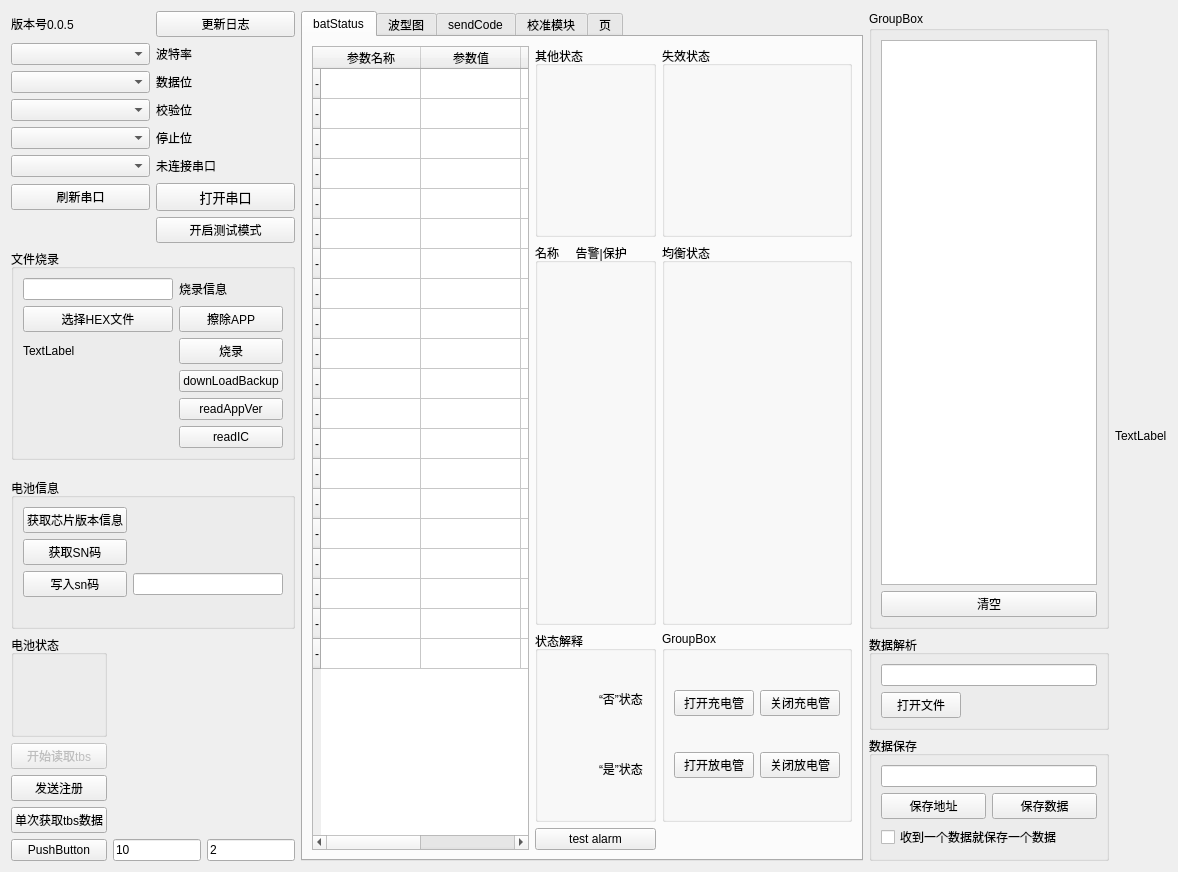
Fboxtt/qt_proj, file qtproj/widget.ui: the form before one commit.
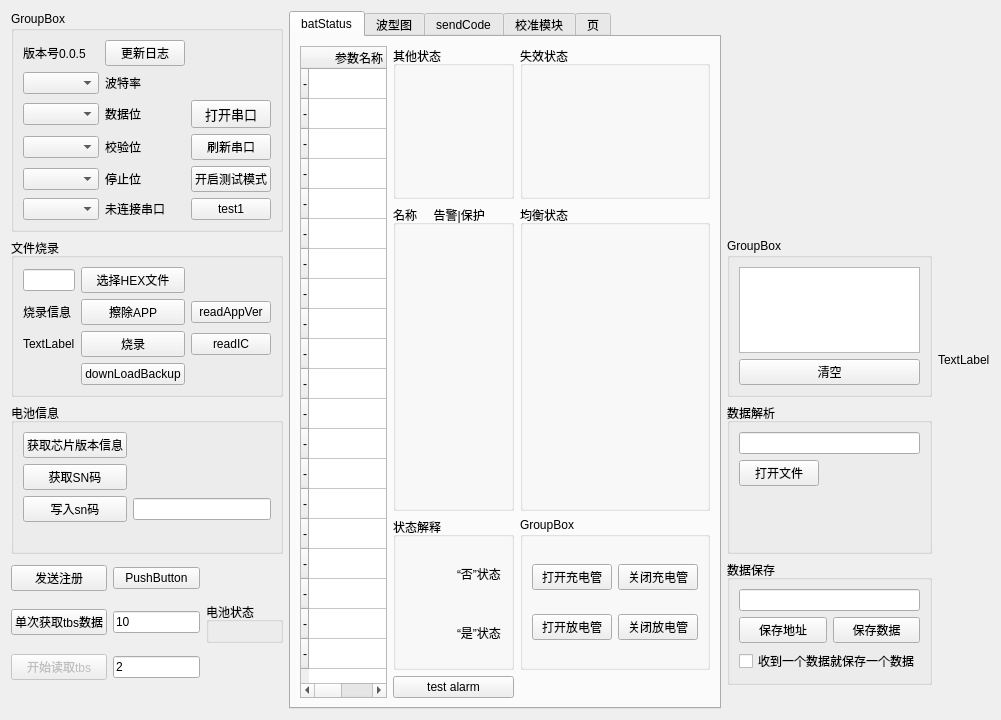
The form after the commit. The open tabs and pages were chosen to show the change.

The edit to the form file:
```diff
--- a/qtproj/widget.ui
+++ b/qtproj/widget.ui
@@ -6,102 +6,22 @@
    <rect>
     <x>0</x>
     <y>0</y>
-    <width>1178</width>
-    <height>787</height>
+    <width>1001</width>
+    <height>654</height>
    </rect>
   </property>
   <property name="windowTitle">
    <string>Widget</string>
   </property>
   <layout class="QGridLayout" name="gridLayout_12">
-   <item row="5" column="0" rowspan="2">
-    <layout class="QGridLayout" name="gridLayout_10">
-     <item row="2" column="0">
-      <widget class="QPushButton" name="sendRegisterBox">
-       <property name="text">
-        <string>发送注册</string>
-       </property>
-      </widget>
-     </item>
-     <item row="0" column="0">
-      <widget class="QGroupBox" name="groupBox_3">
-       <property name="title">
-        <string>电池状态</string>
-       </property>
-       <layout class="QGridLayout" name="gridLayout_13">
-        <item row="0" column="0">
-         <layout class="QGridLayout" name="batGridLayout"/>
-        </item>
-       </layout>
-      </widget>
-     </item>
-     <item row="4" column="1">
-      <widget class="QLineEdit" name="lineEdit_4">
-       <property name="text">
-        <string>10</string>
-       </property>
-      </widget>
-     </item>
-     <item row="4" column="0">
-      <widget class="QPushButton" name="pushButton_15">
-       <property name="text">
-        <string>PushButton</string>
-       </property>
-      </widget>
-     </item>
-     <item row="1" column="0">
-      <widget class="QPushButton" name="pushButton_3">
-       <property name="enabled">
-        <bool>false</bool>
-       </property>
-       <property name="text">
-        <string>开始读取tbs</string>
-       </property>
-      </widget>
-     </item>
-     <item row="3" column="0">
-      <widget class="QPushButton" name="sendTbs">
-       <property name="text">
-        <string>单次获取tbs数据</string>
-       </property>
-      </widget>
-     </item>
-     <item row="4" column="2">
-      <widget class="QLineEdit" name="lineEdit_5">
-       <property name="text">
-        <string>2</string>
-       </property>
-      </widget>
-     </item>
-    </layout>
-   </item>
-   <item row="0" column="2" rowspan="5">
-    <widget class="QGroupBox" name="groupBox_6">
-     <property name="title">
-      <string>GroupBox</string>
-     </property>
-     <layout class="QGridLayout" name="gridLayout_4">
-      <item row="0" column="0">
-       <widget class="QListWidget" name="listWidget"/>
-      </item>
-      <item row="1" column="0">
-       <widget class="QPushButton" name="clearReceiveDataButton_2">
-        <property name="text">
-         <string>清空</string>
-        </property>
-       </widget>
-      </item>
-     </layout>
-    </widget>
-   </item>
-   <item row="0" column="3" rowspan="7">
+   <item row="0" column="3" rowspan="8">
     <widget class="QLabel" name="label_12">
      <property name="text">
       <string>TextLabel</string>
      </property>
     </widget>
    </item>
-   <item row="5" column="2">
+   <item row="2" column="2">
     <widget class="QGroupBox" name="groupBox_4">
      <property name="title">
       <string>数据解析</string>
@@ -133,118 +53,13 @@
      </layout>
     </widget>
    </item>
-   <item row="6" column="2">
-    <widget class="QGroupBox" name="groupBox_5">
-     <property name="title">
-      <string>数据保存</string>
-     </property>
-     <layout class="QGridLayout" name="gridLayout_3">
-      <item row="1" column="0">
-       <widget class="QPushButton" name="pushButton_8">
-        <property name="text">
-         <string>保存地址</string>
-        </property>
-       </widget>
-      </item>
-      <item row="1" column="1">
-       <widget class="QPushButton" name="pushButton_7">
-        <property name="text">
-         <string>保存数据</string>
-        </property>
-       </widget>
-      </item>
-      <item row="0" column="0" colspan="2">
-       <widget class="QLineEdit" name="lineEdit_2"/>
-      </item>
-      <item row="2" column="0" colspan="2">
-       <widget class="QCheckBox" name="checkBox_3">
-        <property name="text">
-         <string>收到一个数据就保存一个数据</string>
-        </property>
-       </widget>
-      </item>
-     </layout>
-    </widget>
-   </item>
-   <item row="1" column="0">
-    <widget class="QGroupBox" name="groupBox_7">
-     <property name="title">
-      <string>文件烧录</string>
-     </property>
-     <layout class="QGridLayout" name="gridLayout_25">
-      <item row="1" column="0">
-       <layout class="QGridLayout" name="gridLayout_6">
-        <item row="1" column="1">
-         <widget class="QPushButton" name="pushButton_12">
-          <property name="text">
-           <string>擦除APP</string>
-          </property>
-         </widget>
-        </item>
-        <item row="2" column="1">
-         <widget class="QPushButton" name="pushButton_4">
-          <property name="text">
-           <string>烧录</string>
-          </property>
-         </widget>
-        </item>
-        <item row="0" column="1">
-         <widget class="QLabel" name="downLoadLabel">
-          <property name="text">
-           <string>烧录信息</string>
-          </property>
-         </widget>
-        </item>
-        <item row="1" column="0">
-         <widget class="QPushButton" name="selectFileButton">
-          <property name="text">
-           <string>选择HEX文件</string>
-          </property>
-         </widget>
-        </item>
-        <item row="4" column="1">
-         <widget class="QPushButton" name="readAPPVer">
-          <property name="text">
-           <string>readAppVer</string>
-          </property>
-         </widget>
-        </item>
-        <item row="5" column="1">
-         <widget class="QPushButton" name="pushButton_11">
-          <property name="text">
-           <string>readIC</string>
-          </property>
-         </widget>
-        </item>
-        <item row="3" column="1">
-         <widget class="QPushButton" name="pushButton_14">
-          <property name="text">
-           <string>downLoadBackup</string>
-          </property>
-         </widget>
-        </item>
-        <item row="0" column="0">
-         <widget class="QLineEdit" name="lineEdit"/>
-        </item>
-        <item row="2" column="0">
-         <widget class="QLabel" name="label">
-          <property name="text">
-           <string>TextLabel</string>
-          </property>
-         </widget>
-        </item>
-       </layout>
-      </item>
-     </layout>
-    </widget>
-   </item>
-   <item row="0" column="1" rowspan="7">
+   <item row="0" column="1" rowspan="8">
     <widget class="QTabWidget" name="tabWidget">
      <property name="tabPosition">
       <enum>QTabWidget::North</enum>
      </property>
      <property name="currentIndex">
-      <number>2</number>
+      <number>3</number>
      </property>
      <widget class="QWidget" name="tab_3">
       <attribute name="title">
@@ -494,12 +309,6 @@
           </item>
           <item row="0" column="0">
            <widget class="QLabel" name="label_8">
-            <property name="maximumSize">
-             <size>
-              <width>50</width>
-              <height>50</height>
-             </size>
-            </property>
             <property name="text">
              <string/>
             </property>
@@ -622,20 +431,6 @@
        <string>校准模块</string>
       </attribute>
       <layout class="QGridLayout" name="gridLayout_18">
-       <item row="1" column="4">
-        <widget class="QPushButton" name="pushButton_10">
-         <property name="text">
-          <string>写入</string>
-         </property>
-        </widget>
-       </item>
-       <item row="1" column="0">
-        <widget class="QPushButton" name="getKB">
-         <property name="text">
-          <string>读取KB</string>
-         </property>
-        </widget>
-       </item>
        <item row="1" column="2">
         <widget class="QPushButton" name="pushButton_9">
          <property name="text">
@@ -869,6 +664,20 @@
          </property>
         </widget>
        </item>
+       <item row="1" column="0">
+        <widget class="QPushButton" name="getKB">
+         <property name="text">
+          <string>读取KB</string>
+         </property>
+        </widget>
+       </item>
+       <item row="1" column="4">
+        <widget class="QPushButton" name="pushButton_10">
+         <property name="text">
+          <string>写入</string>
+         </property>
+        </widget>
+       </item>
       </layout>
      </widget>
      <widget class="QWidget" name="tab_4">
@@ -988,8 +797,50 @@
      </widget>
     </widget>
    </item>
+   <item row="3" column="2">
+    <widget class="QGroupBox" name="groupBox_5">
+     <property name="title">
+      <string>数据保存</string>
+     </property>
+     <layout class="QGridLayout" name="gridLayout_3">
+      <item row="1" column="0">
+       <widget class="QPushButton" name="pushButton_8">
+        <property name="text">
+         <string>保存地址</string>
+        </property>
+       </widget>
+      </item>
+      <item row="1" column="1">
+       <widget class="QPushButton" name="pushButton_7">
+        <property name="text">
+         <string>保存数据</string>
+        </property>
+       </widget>
+      </item>
+      <item row="0" column="0" colspan="2">
+       <widget class="QLineEdit" name="lineEdit_2"/>
+      </item>
+      <item row="2" column="0" colspan="2">
+       <widget class="QCheckBox" name="checkBox_3">
+        <property name="text">
+         <string>收到一个数据就保存一个数据</string>
+        </property>
+       </widget>
+      </item>
+     </layout>
+    </widget>
+   </item>
+   <item row="0" column="0">
+    <widget class="QGroupBox" name="groupBox_13">
+     <property name="title">
+      <string>GroupBox</string>
+     </property>
+     <layout class="QGridLayout" name="gridLayout_26">
    <item row="0" column="0">
     <layout class="QGridLayout" name="gridLayout_14">
+        <item row="5" column="0">
+         <widget class="QComboBox" name="stopBox"/>
+        </item>
      <item row="2" column="1">
       <widget class="QLabel" name="label_4">
        <property name="text">
@@ -1000,6 +851,16 @@
      <item row="2" column="0">
       <widget class="QComboBox" name="rateBox"/>
      </item>
+        <item row="3" column="1">
+         <widget class="QLabel" name="label_5">
+          <property name="text">
+           <string>数据位</string>
+          </property>
+         </widget>
+        </item>
+        <item row="6" column="0">
+         <widget class="QComboBox" name="portBox"/>
+        </item>
      <item row="0" column="0">
       <widget class="QLabel" name="label_2">
        <property name="text">
@@ -1007,6 +868,16 @@
        </property>
       </widget>
      </item>
+        <item row="4" column="1">
+         <widget class="QLabel" name="label_6">
+          <property name="text">
+           <string>校验位</string>
+          </property>
+         </widget>
+        </item>
+        <item row="4" column="0">
+         <widget class="QComboBox" name="checkBox"/>
+        </item>
      <item row="5" column="1">
       <widget class="QLabel" name="label_7">
        <property name="text">
@@ -1014,12 +885,6 @@
        </property>
       </widget>
      </item>
-     <item row="3" column="0">
-      <widget class="QComboBox" name="dataBox"/>
-     </item>
-     <item row="4" column="0">
-      <widget class="QComboBox" name="checkBox"/>
-     </item>
      <item row="6" column="1">
       <widget class="QLabel" name="portStatus">
        <property name="text">
@@ -1027,7 +892,31 @@
        </property>
       </widget>
      </item>
-     <item row="7" column="1">
+        <item row="3" column="0">
+         <widget class="QComboBox" name="dataBox"/>
+        </item>
+        <item row="5" column="2">
+         <widget class="QPushButton" name="openTest">
+          <property name="text">
+           <string>开启测试模式</string>
+          </property>
+         </widget>
+        </item>
+        <item row="6" column="2">
+         <widget class="QPushButton" name="pushButton_16">
+          <property name="text">
+           <string>test1</string>
+          </property>
+         </widget>
+        </item>
+        <item row="4" column="2">
+         <widget class="QPushButton" name="searchBtn">
+          <property name="text">
+           <string>刷新串口</string>
+          </property>
+         </widget>
+        </item>
+        <item row="3" column="2">
       <widget class="QPushButton" name="openBtn">
        <property name="font">
         <font>
@@ -1040,19 +929,6 @@
        </property>
       </widget>
      </item>
-     <item row="5" column="0">
-      <widget class="QComboBox" name="stopBox"/>
-     </item>
-     <item row="6" column="0">
-      <widget class="QComboBox" name="portBox"/>
-     </item>
-     <item row="7" column="0">
-      <widget class="QPushButton" name="searchBtn">
-       <property name="text">
-        <string>刷新串口</string>
-       </property>
-      </widget>
-     </item>
      <item row="0" column="1">
       <widget class="QPushButton" name="pushButton_5">
        <property name="text">
@@ -1060,30 +936,103 @@
        </property>
       </widget>
      </item>
+       </layout>
+      </item>
+     </layout>
+    </widget>
+   </item>
+   <item row="1" column="2">
+    <widget class="QGroupBox" name="groupBox_6">
+     <property name="title">
+      <string>GroupBox</string>
+     </property>
+     <layout class="QGridLayout" name="gridLayout_4">
+      <item row="0" column="0">
+       <widget class="QListWidget" name="listWidget"/>
+      </item>
+      <item row="1" column="0">
+       <widget class="QPushButton" name="clearReceiveDataButton_2">
+        <property name="text">
+         <string>清空</string>
+        </property>
+       </widget>
+      </item>
+     </layout>
+    </widget>
+   </item>
+   <item row="1" column="0">
+    <widget class="QGroupBox" name="groupBox_7">
+     <property name="title">
+      <string>文件烧录</string>
+     </property>
+     <layout class="QGridLayout" name="gridLayout_25">
+      <item row="1" column="0">
+       <layout class="QGridLayout" name="gridLayout_6">
+        <item row="1" column="1">
+         <widget class="QPushButton" name="pushButton_12">
+          <property name="text">
+           <string>擦除APP</string>
+          </property>
+         </widget>
+        </item>
+        <item row="0" column="0">
+         <widget class="QLineEdit" name="lineEdit"/>
+        </item>
+        <item row="2" column="1">
+         <widget class="QPushButton" name="pushButton_4">
+          <property name="text">
+           <string>烧录</string>
+          </property>
+         </widget>
+        </item>
      <item row="3" column="1">
-      <widget class="QLabel" name="label_5">
+         <widget class="QPushButton" name="pushButton_14">
        <property name="text">
-        <string>数据位</string>
+           <string>downLoadBackup</string>
        </property>
       </widget>
      </item>
-     <item row="4" column="1">
-      <widget class="QLabel" name="label_6">
+        <item row="2" column="0">
+         <widget class="QLabel" name="label">
        <property name="text">
-        <string>校验位</string>
+           <string>TextLabel</string>
        </property>
       </widget>
      </item>
-     <item row="8" column="1">
-      <widget class="QPushButton" name="openTest">
+        <item row="1" column="2">
+         <widget class="QPushButton" name="readAPPVer">
        <property name="text">
-        <string>开启测试模式</string>
+           <string>readAppVer</string>
        </property>
       </widget>
      </item>
-    </layout>
-   </item>
-   <item row="4" column="0">
+        <item row="2" column="2">
+         <widget class="QPushButton" name="pushButton_11">
+          <property name="text">
+           <string>readIC</string>
+          </property>
+         </widget>
+        </item>
+        <item row="0" column="1">
+         <widget class="QPushButton" name="selectFileButton">
+          <property name="text">
+           <string>选择HEX文件</string>
+          </property>
+         </widget>
+        </item>
+        <item row="1" column="0">
+         <widget class="QLabel" name="downLoadLabel">
+          <property name="text">
+           <string>烧录信息</string>
+          </property>
+         </widget>
+        </item>
+       </layout>
+      </item>
+     </layout>
+    </widget>
+   </item>
+   <item row="2" column="0">
     <widget class="QGroupBox" name="groupBox_9">
      <property name="title">
       <string>电池信息</string>
@@ -1140,6 +1089,67 @@
      </layout>
     </widget>
    </item>
+   <item row="3" column="0">
+    <layout class="QGridLayout" name="gridLayout_10">
+     <item row="3" column="2">
+      <widget class="QPushButton" name="pushButton_3">
+       <property name="enabled">
+        <bool>false</bool>
+       </property>
+       <property name="text">
+        <string>开始读取tbs</string>
+       </property>
+      </widget>
+     </item>
+     <item row="3" column="3">
+      <widget class="QLineEdit" name="lineEdit_5">
+       <property name="text">
+        <string>2</string>
+       </property>
+      </widget>
+     </item>
+     <item row="2" column="2">
+      <widget class="QPushButton" name="sendTbs">
+       <property name="text">
+        <string>单次获取tbs数据</string>
+       </property>
+      </widget>
+     </item>
+     <item row="1" column="3">
+      <widget class="QPushButton" name="pushButton_15">
+       <property name="text">
+        <string>PushButton</string>
+       </property>
+      </widget>
+     </item>
+     <item row="1" column="2">
+      <widget class="QPushButton" name="sendRegisterBox">
+       <property name="text">
+        <string>发送注册</string>
+       </property>
+      </widget>
+     </item>
+     <item row="2" column="3">
+      <widget class="QLineEdit" name="lineEdit_4">
+       <property name="text">
+        <string>10</string>
+       </property>
+      </widget>
+     </item>
+     <item row="2" column="4">
+      <widget class="QGroupBox" name="groupBox_3">
+       <property name="title">
+        <string>电池状态</string>
+       </property>
+       <layout class="QGridLayout" name="gridLayout_13">
+        <item row="0" column="0">
+         <layout class="QGridLayout" name="batGridLayout"/>
+        </item>
+       </layout>
+      </widget>
+     </item>
+    </layout>
+   </item>
   </layout>
  </widget>
  <resources/>
```
Lines whose indentation alone changed are shown as unchanged.
